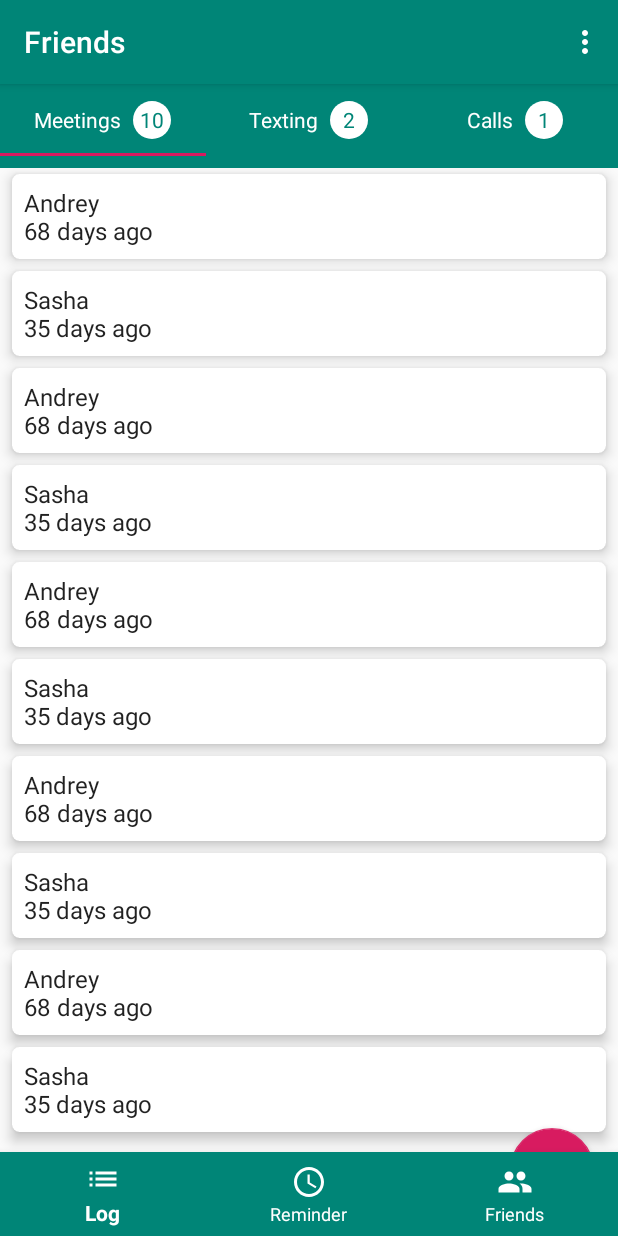
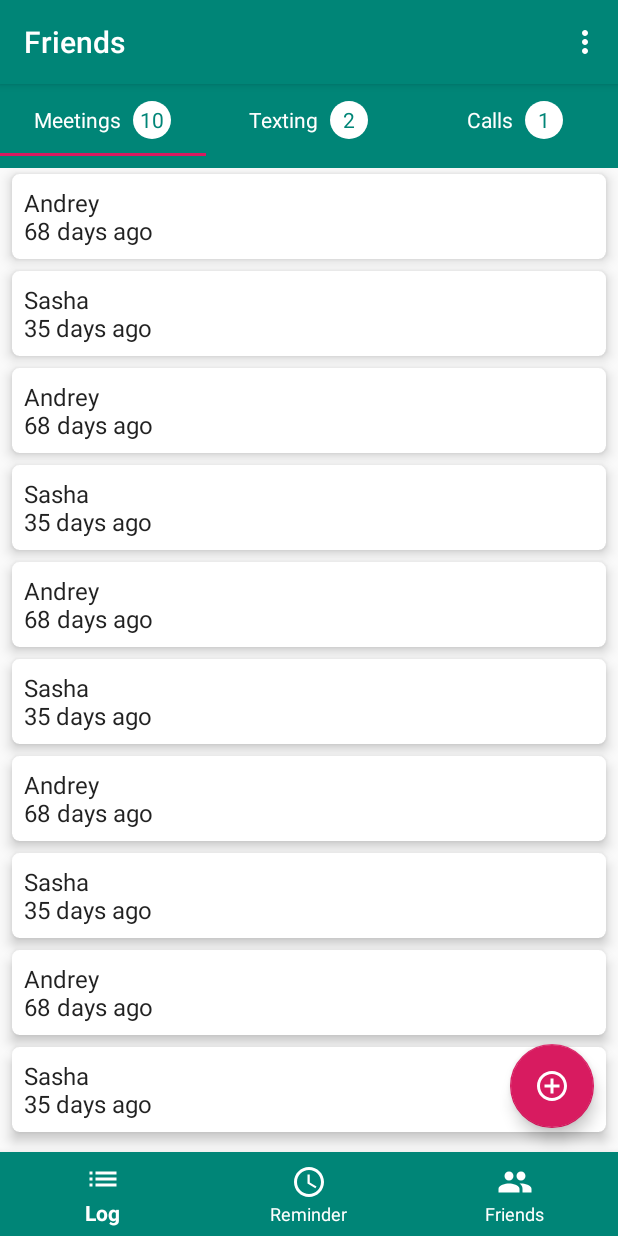
Before and after one commit to kirillsmirnov1/Friends-reminder-android, an Android app: the screen it shows after launch (MainActivity), on a phone screen of 412 x 824 dp. Run offline under Robolectric (Android 15) with nearby library versions, the light colour scheme and no system bars.

Commit message:
fix bottom navigation layout

```diff
--- a/app/src/main/res/layout/activity_main.xml
+++ b/app/src/main/res/layout/activity_main.xml
@@ -41,32 +41,36 @@
             android:layout_width="match_parent"
             android:layout_height="fill_parent"
             android:layout_below="@id/tab_layout"
+            android:layout_above="@id/bottom_navigation"
             />
-
-
-    </RelativeLayout>
 
         <com.google.android.material.floatingactionbutton.FloatingActionButton
                 android:id="@+id/fab"
                 android:scaleType="center"
                 android:layout_width="wrap_content"
                 android:layout_height="wrap_content"
-            android:layout_gravity="bottom|end"
                 android:layout_margin="@dimen/fab_margin"
                 android:tint="@android:color/white"
                 app:srcCompat="@drawable/ic_add_circle_outline_black_24dp"
                 android:onClick="addMeeting"
+                android:layout_above="@id/bottom_navigation"
+                android:layout_alignParentEnd="true"
+                android:layout_alignParentRight="true"
                 />
 
         <com.google.android.material.bottomnavigation.BottomNavigationView
                 android:id="@+id/bottom_navigation"
                 android:layout_width="match_parent"
                 android:layout_height="wrap_content"
-            android:layout_gravity="bottom"
                 android:background="@color/colorPrimary"
                 app:itemIconTint="@android:color/white"
                 app:itemTextColor="@android:color/white"
                 app:menu="@menu/bottom_navigation_menu"
+                android:layout_alignParentBottom="true"
                 />
 
+    </RelativeLayout>
+
+
+
 </androidx.coordinatorlayout.widget.CoordinatorLayout>
```
Lines whose indentation alone changed are shown as unchanged.
